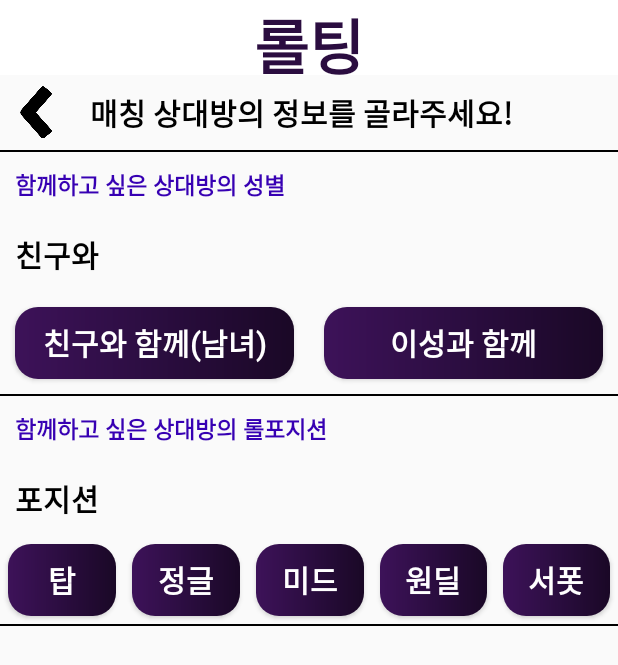
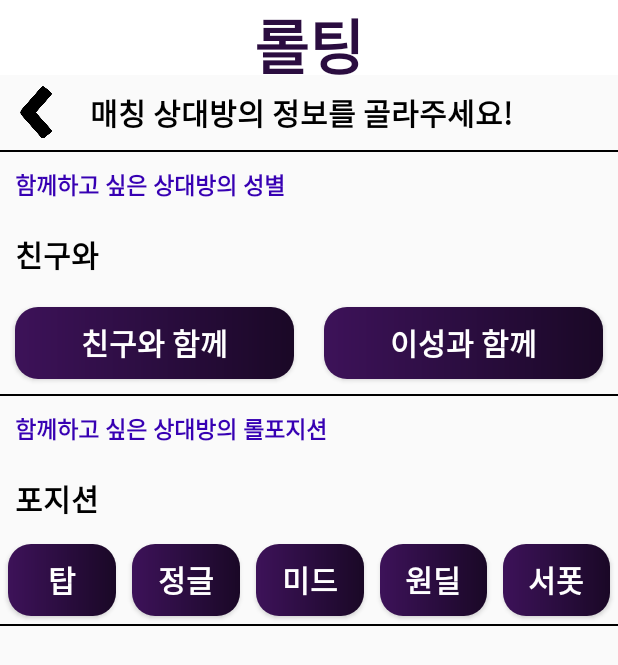
Before and after one commit to Tesssssssssy/Android-LOLTING, an Android app: the PartnerActivity screen opened directly, with no data from a screen before it, on a phone screen of 412 x 824 dp. Shown: the top 665 px of the screen. Run offline under Robolectric (Android 15) with nearby library versions, the phone set to English and light mode, and no system bars; our stand-ins replace Firebase (no records; nobody signed in at launch, a user with empty details on screens opened directly); Roboto replaces fonts that are not available here; 3 statements that could not run were skipped.

Commit message:
원하는 상대정보 버튼 레이아웃 수정

```diff
--- a/app/src/main/java/com/example/sogating_app/MAIN/MatchingActivity.kt
+++ b/app/src/main/java/com/example/sogating_app/MAIN/MatchingActivity.kt
@@ -150,7 +150,7 @@ MatchingActivity : AppCompatActivity() {
                 Log.w(TAG, "loadPost:onCancelled", databaseError.toException())
             }
         }
-        // 데이터가 어디에 정의되어 있는 냐?
+
         FirebaseRef.userInfoRef.child(uid).addValueEventListener(postListener)
     }
 
@@ -270,6 +270,7 @@ MatchingActivity : AppCompatActivity() {
                 Log.w(TAG, "loadPost:onCancelled", databaseError.toException())
             }
         }
+
         // 좋아요한 친구의 uid 밑에 저장되있는 UID 값
         FirebaseRef.userLikeRef.child(otherUid).addValueEventListener(postListener)
     }
--- a/app/src/main/res/layout/activity_partner.xml
+++ b/app/src/main/res/layout/activity_partner.xml
@@ -11,6 +11,7 @@
         layout="@layout/appbar"
         android:layout_width="match_parent"
         android:layout_height="wrap_content" />
+
     <LinearLayout
         android:layout_width="match_parent"
         android:layout_height="wrap_content"
@@ -78,7 +79,7 @@
                 android:layout_margin="10dp"
                 android:background="@drawable/backgradientpurple2"
                 android:fontFamily="@font/jalnan"
-                android:text="친구와 함께(남녀)"
+                android:text="친구와 함께"
                 android:textColor="@color/white"
                 android:textSize="20sp"
                 android:textStyle="bold" />
```
Also changed, not shown: app/src/main/res/layout/activity_community.xml (line endings or trailing spaces).
